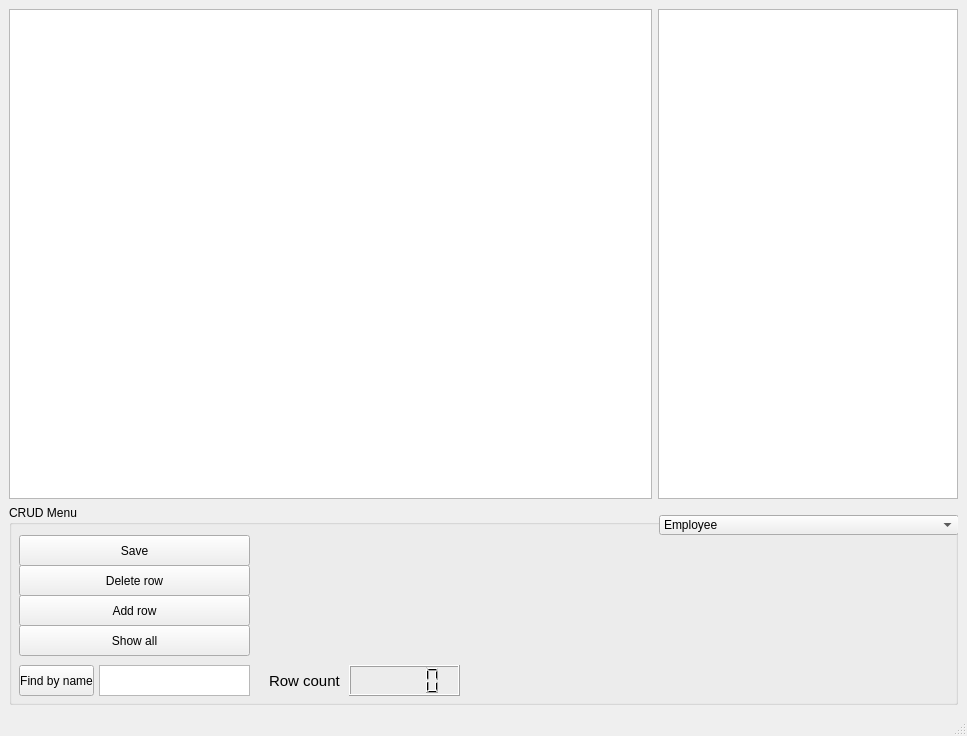
First picture: the form in Form.ui, repository Dmitriy286/PyQt_SQL_Manager, before the edit.
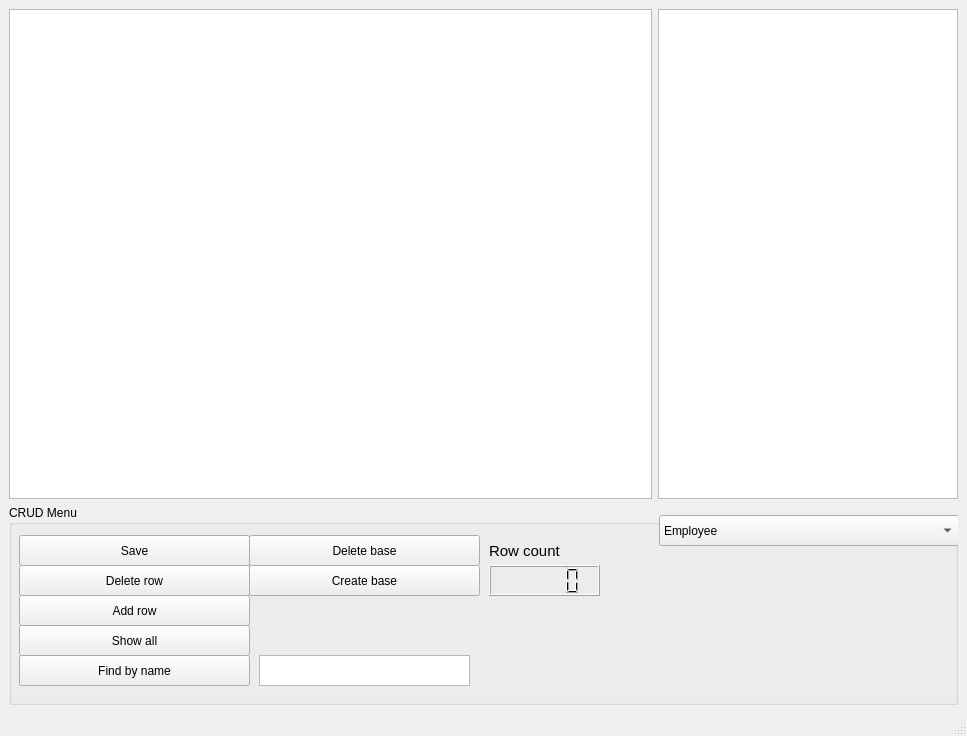
Second picture: the form after the edit.

Commit message: Created Customer, Order models Refactored Employee model Refactored ui

The edit to the form file:
```diff
--- a/Form.ui
+++ b/Form.ui
@@ -82,7 +82,7 @@
            <x>650</x>
            <y>10</y>
            <width>300</width>
-           <height>20</height>
+           <height>31</height>
           </rect>
          </property>
          <property name="sizePolicy">
@@ -149,8 +149,8 @@
          <property name="geometry">
           <rect>
            <x>10</x>
-           <y>160</y>
-           <width>75</width>
+           <y>150</y>
+           <width>231</width>
            <height>31</height>
           </rect>
          </property>
@@ -161,9 +161,9 @@
         <widget class="QPlainTextEdit" name="plainTextEdit">
          <property name="geometry">
           <rect>
-           <x>90</x>
-           <y>160</y>
-           <width>151</width>
+           <x>250</x>
+           <y>150</y>
+           <width>211</width>
            <height>31</height>
           </rect>
          </property>
@@ -197,8 +197,8 @@
         <widget class="QLCDNumber" name="lcdNumber">
          <property name="geometry">
           <rect>
-           <x>340</x>
-           <y>160</y>
+           <x>480</x>
+           <y>60</y>
            <width>111</width>
            <height>31</height>
           </rect>
@@ -207,9 +207,9 @@
         <widget class="QLabel" name="label">
          <property name="geometry">
           <rect>
-           <x>260</x>
-           <y>160</y>
-           <width>71</width>
+           <x>480</x>
+           <y>30</y>
+           <width>111</width>
            <height>31</height>
           </rect>
          </property>
@@ -222,6 +222,32 @@
           <string>Row count</string>
          </property>
         </widget>
+        <widget class="QPushButton" name="deleteBasePB">
+         <property name="geometry">
+          <rect>
+           <x>240</x>
+           <y>30</y>
+           <width>231</width>
+           <height>31</height>
+          </rect>
+         </property>
+         <property name="text">
+          <string>Delete base</string>
+         </property>
+        </widget>
+        <widget class="QPushButton" name="createBasePB">
+         <property name="geometry">
+          <rect>
+           <x>240</x>
+           <y>60</y>
+           <width>231</width>
+           <height>31</height>
+          </rect>
+         </property>
+         <property name="text">
+          <string>Create base</string>
+         </property>
+        </widget>
        </widget>
       </item>
      </layout>
```
Left out of the diff: 6 changed lines with no effect on the pictures. The commit also changes 5 other files.
